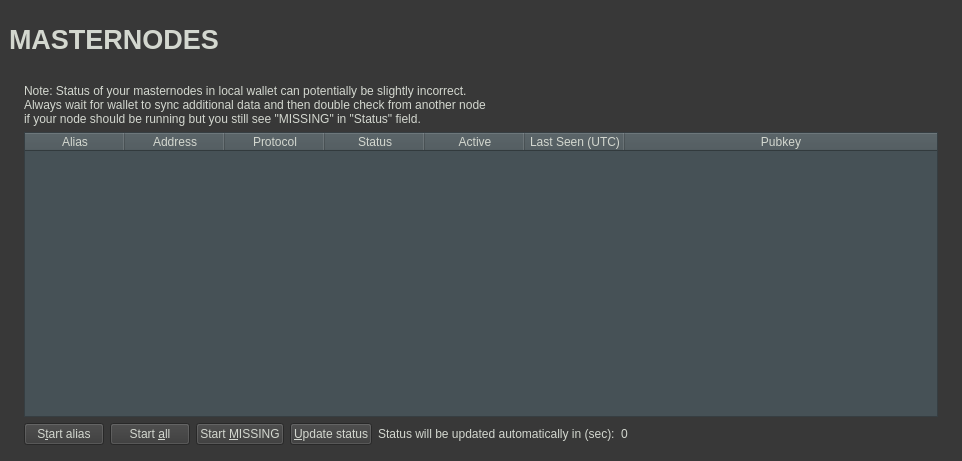
Before: the Qt Designer form src/qt/forms/masternodelist.ui in NewCapital/TWINS-Core, drawn with Qt 5.
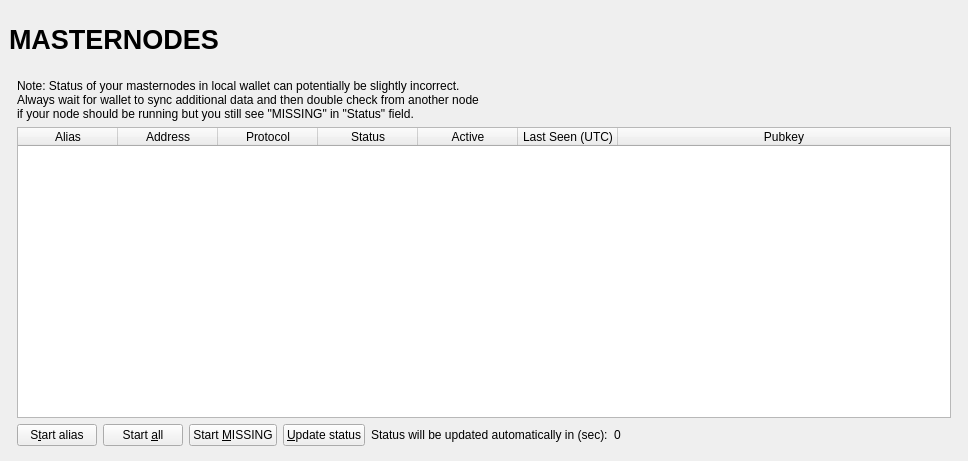
After: the same form once the commit is applied.

Patch:
```diff
--- a/src/qt/forms/masternodelist.ui
+++ b/src/qt/forms/masternodelist.ui
@@ -6,17 +6,13 @@
    <rect>
     <x>0</x>
     <y>0</y>
-    <width>962</width>
+    <width>968</width>
     <height>461</height>
    </rect>
   </property>
   <property name="windowTitle">
    <string>Form</string>
   </property>
-  <property name="styleSheet">
-   <string notr="true">background-color:rgb(56, 56, 56);
-color:rgb(211, 215, 207);</string>
-  </property>
   <layout class="QVBoxLayout" name="topLayout" stretch="0">
    <property name="leftMargin">
     <number>9</number>
@@ -76,6 +72,9 @@
             <property name="text">
              <string>MASTERNODES</string>
             </property>
+            <property name="margin">
+             <number>5</number>
+            </property>
            </widget>
           </item>
           <item>
@@ -127,16 +126,16 @@
       <widget class="QFrame" name="frame_BG">
        <layout class="QVBoxLayout" name="verticalLayout_3">
         <property name="leftMargin">
-         <number>6</number>
+         <number>8</number>
         </property>
         <property name="topMargin">
-         <number>6</number>
+         <number>5</number>
         </property>
         <property name="rightMargin">
-         <number>6</number>
+         <number>8</number>
         </property>
         <property name="bottomMargin">
-         <number>6</number>
+         <number>5</number>
         </property>
         <item>
          <widget class="QFrame" name="frame_Content">
@@ -164,6 +163,15 @@
              <item row="0" column="0">
               <widget class="QFrame" name="frameList">
                <layout class="QVBoxLayout" name="verticalLayout_2">
+                <property name="leftMargin">
+                 <number>0</number>
+                </property>
+                <property name="topMargin">
+                 <number>5</number>
+                </property>
+                <property name="rightMargin">
+                 <number>0</number>
+                </property>
                 <property name="bottomMargin">
                  <number>1</number>
                 </property>
@@ -189,188 +197,9 @@
                     <height>0</height>
                    </size>
                   </property>
-                  <property name="palette">
-                   <palette>
-                    <active>
-                     <colorrole role="WindowText">
-                      <brush brushstyle="SolidPattern">
-                       <color alpha="255">
-                        <red>211</red>
-                        <green>215</green>
-                        <blue>207</blue>
-                       </color>
-                      </brush>
-                     </colorrole>
-                     <colorrole role="Button">
-                      <brush brushstyle="SolidPattern">
-                       <color alpha="255">
-                        <red>70</red>
-                        <green>81</green>
-                        <blue>86</blue>
-                       </color>
-                      </brush>
-                     </colorrole>
-                     <colorrole role="Text">
-                      <brush brushstyle="SolidPattern">
-                       <color alpha="255">
-                        <red>211</red>
-                        <green>215</green>
-                        <blue>207</blue>
-                       </color>
-                      </brush>
-                     </colorrole>
-                     <colorrole role="ButtonText">
-                      <brush brushstyle="SolidPattern">
-                       <color alpha="255">
-                        <red>211</red>
-                        <green>215</green>
-                        <blue>207</blue>
-                       </color>
-                      </brush>
-                     </colorrole>
-                     <colorrole role="Base">
-                      <brush brushstyle="SolidPattern">
-                       <color alpha="255">
-                        <red>70</red>
-                        <green>81</green>
-                        <blue>86</blue>
-                       </color>
-                      </brush>
-                     </colorrole>
-                     <colorrole role="Window">
-                      <brush brushstyle="SolidPattern">
-                       <color alpha="255">
-                        <red>70</red>
-                        <green>81</green>
-                        <blue>86</blue>
-                       </color>
-                      </brush>
-                     </colorrole>
-                    </active>
-                    <inactive>
-                     <colorrole role="WindowText">
-                      <brush brushstyle="SolidPattern">
-                       <color alpha="255">
-                        <red>211</red>
-                        <green>215</green>
-                        <blue>207</blue>
-                       </color>
-                      </brush>
-                     </colorrole>
-                     <colorrole role="Button">
-                      <brush brushstyle="SolidPattern">
-                       <color alpha="255">
-                        <red>70</red>
-                        <green>81</green>
-                        <blue>86</blue>
-                       </color>
-                      </brush>
-                     </colorrole>
-                     <colorrole role="Text">
-                      <brush brushstyle="SolidPattern">
-                       <color alpha="255">
-                        <red>211</red>
-                        <green>215</green>
-                        <blue>207</blue>
-                       </color>
-                      </brush>
-                     </colorrole>
-                     <colorrole role="ButtonText">
-                      <brush brushstyle="SolidPattern">
-                       <color alpha="255">
-                        <red>211</red>
-                        <green>215</green>
-                        <blue>207</blue>
-                       </color>
-                      </brush>
-                     </colorrole>
-                     <colorrole role="Base">
-                      <brush brushstyle="SolidPattern">
-                       <color alpha="255">
-                        <red>70</red>
-                        <green>81</green>
-                        <blue>86</blue>
-                       </color>
-                      </brush>
-                     </colorrole>
-                     <colorrole role="Window">
-                      <brush brushstyle="SolidPattern">
-                       <color alpha="255">
-                        <red>70</red>
-                        <green>81</green>
-                        <blue>86</blue>
-                       </color>
-                      </brush>
-                     </colorrole>
-                    </inactive>
-                    <disabled>
-                     <colorrole role="WindowText">
-                      <brush brushstyle="SolidPattern">
-                       <color alpha="255">
-                        <red>211</red>
-                        <green>215</green>
-                        <blue>207</blue>
-                       </color>
-                      </brush>
-                     </colorrole>
-                     <colorrole role="Button">
-                      <brush brushstyle="SolidPattern">
-                       <color alpha="255">
-                        <red>70</red>
-                        <green>81</green>
-                        <blue>86</blue>
-                       </color>
-                      </brush>
-                     </colorrole>
-                     <colorrole role="Text">
-                      <brush brushstyle="SolidPattern">
-                       <color alpha="255">
-                        <red>211</red>
-                        <green>215</green>
-                        <blue>207</blue>
-                       </color>
-                      </brush>
-                     </colorrole>
-                     <colorrole role="ButtonText">
-                      <brush brushstyle="SolidPattern">
-                       <color alpha="255">
-                        <red>211</red>
-                        <green>215</green>
-                        <blue>207</blue>
-                       </color>
-                      </brush>
-                     </colorrole>
-                     <colorrole role="Base">
-                      <brush brushstyle="SolidPattern">
-                       <color alpha="255">
-                        <red>70</red>
-                        <green>81</green>
-                        <blue>86</blue>
-                       </color>
-                      </brush>
-                     </colorrole>
-                     <colorrole role="Window">
-                      <brush brushstyle="SolidPattern">
-                       <color alpha="255">
-                        <red>70</red>
-                        <green>81</green>
-                        <blue>86</blue>
-                       </color>
-                      </brush>
-                     </colorrole>
-                    </disabled>
-                   </palette>
-                  </property>
-                  <property name="styleSheet">
-                   <string notr="true">background-color:rgb(70, 81, 86);
-color:rgb(211, 215, 207);</string>
-                  </property>
                   <property name="editTriggers">
                    <set>QAbstractItemView::NoEditTriggers</set>
                   </property>
-                  <property name="alternatingRowColors">
-                   <bool>true</bool>
-                  </property>
                   <property name="selectionMode">
                    <enum>QAbstractItemView::SingleSelection</enum>
                   </property>
```
